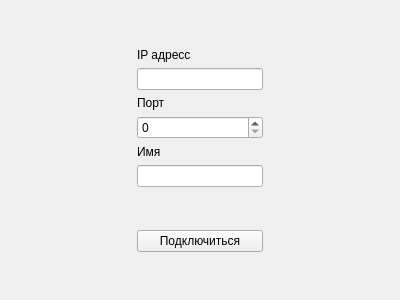
Qt form multyplay/authform.ui (moevm/gui-1h2018-11) before a commit.
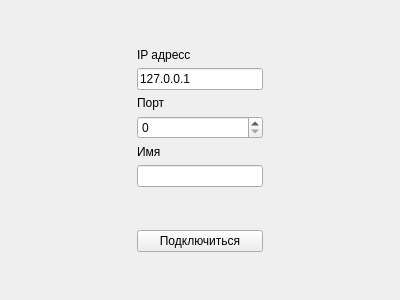
The same form after that commit.

```diff
--- a/multyplay/authform.ui
+++ b/multyplay/authform.ui
@@ -45,7 +45,11 @@
         </widget>
        </item>
        <item>
-        <widget class="QLineEdit" name="IP"/>
+        <widget class="QLineEdit" name="IP">
+         <property name="text">
+          <string>127.0.0.1</string>
+         </property>
+        </widget>
        </item>
        <item>
         <widget class="QLabel" name="portLabel">
```
